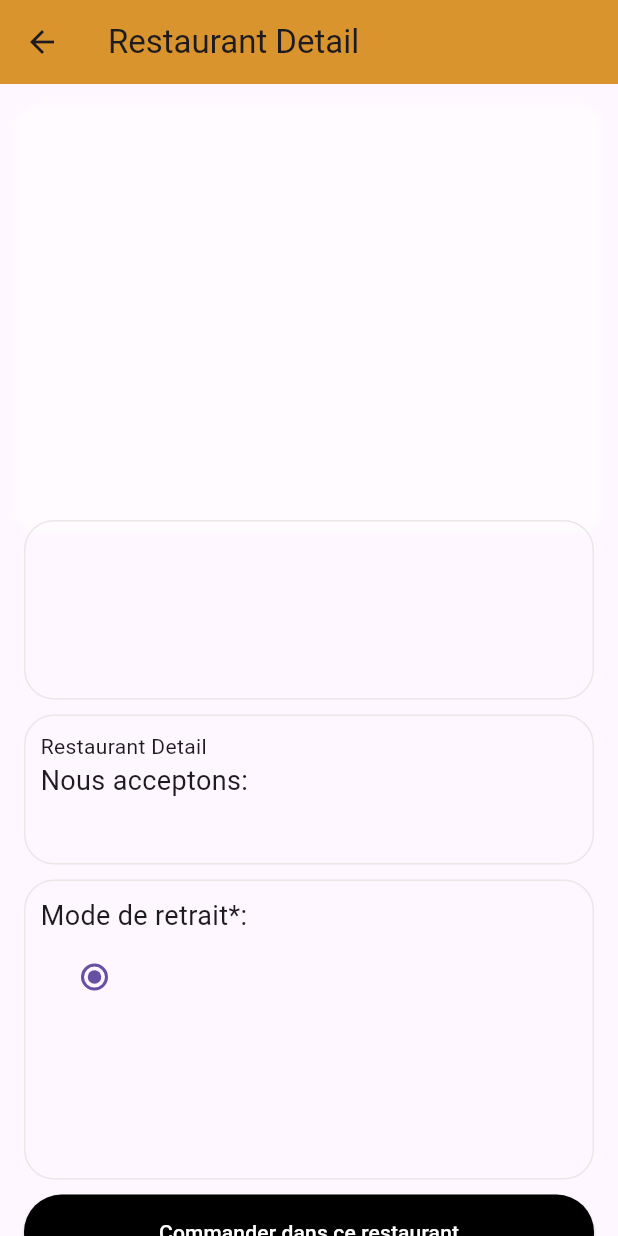
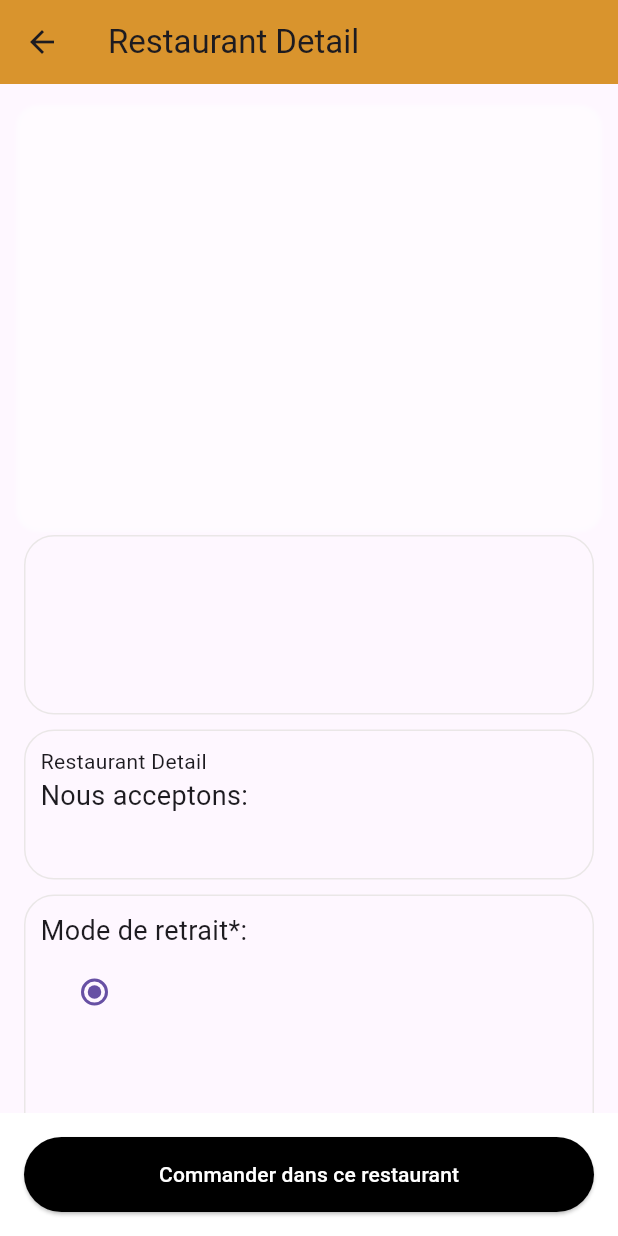
Before and after one commit to Dalel1akremi/flutterProject, a Flutter app: the RestaurantDetail screen opened directly, on a phone screen of 412 x 824 dp. Run offline on Flutter 3.47's test engine with Material 3 defaults, Android fonts, the phone set to English and light mode, and no system bars; our stand-ins replace firebase_auth, firebase_core, google_sign_in, shared_preferences; missing offline and left inert: bcrypt; accounts and stored records are empty.

Commit message:
Update RestaurantDetail page with new UI and functionality

```diff
--- a/FLUTTER/lib/pages/aboutRestaurant/RestaurantDetail.dart
+++ b/FLUTTER/lib/pages/aboutRestaurant/RestaurantDetail.dart
@@ -133,17 +133,16 @@ class _RestaurantDetailState extends State<RestaurantDetail> {
     backgroundColor: const Color.fromARGB(222, 212, 133, 14),
     title: Text(restaurantName ?? 'Restaurant Detail'),
   ),
-      body: SingleChildScrollView(
-        child: Padding(
+  body: Center(
+    child: SingleChildScrollView(
+      child: Container(
         padding: const EdgeInsets.all(16.0),
-
         child: Column(
           crossAxisAlignment: CrossAxisAlignment.start,
           children: [
             Center(
               child: SizedBox(
                 height: MediaQuery.of(context).size.height / 3,
-    width: 2000,
                 child: Container(
                   width: double.infinity,
                   decoration: BoxDecoration(
@@ -164,10 +163,9 @@ class _RestaurantDetailState extends State<RestaurantDetail> {
                         : null,
                   ),
                 ),
-
               ),
             ),
-
+            const SizedBox(height: 10),
             Container(
               decoration: BoxDecoration(
                 border: Border.all(color: const Color.fromARGB(255, 234, 231, 231)),
@@ -178,7 +176,6 @@ class _RestaurantDetailState extends State<RestaurantDetail> {
                   SizedBox(
                     height: MediaQuery.of(context).size.height / 7,
                     width: MediaQuery.of(context).size.height / 7,
-
                     child: ClipRRect(
                       borderRadius: BorderRadius.circular(MediaQuery.of(context).size.height / 14),
                       child: restaurantLogo != null
@@ -193,7 +190,6 @@ class _RestaurantDetailState extends State<RestaurantDetail> {
                 ],
               ),
             ),
-
             const SizedBox(height: 10),
             Container(
               width: 1500,
@@ -206,7 +202,6 @@ class _RestaurantDetailState extends State<RestaurantDetail> {
               child: Column(
                 crossAxisAlignment: CrossAxisAlignment.start,
                 children: [
-
                   Text(restaurantAdress ?? 'Restaurant Detail'),
                   const Text(
                     'Nous acceptons:',
@@ -215,7 +210,6 @@ class _RestaurantDetailState extends State<RestaurantDetail> {
                 ],
               ),
             ),
-
             const SizedBox(height: 10),
             Container(
               width: 1500,
@@ -253,7 +247,16 @@ class _RestaurantDetailState extends State<RestaurantDetail> {
               ),
             ),
             const SizedBox(height: 10),
-              ElevatedButton(
+          ],
+        ),
+      ),
+    ),
+  ),
+  bottomNavigationBar: Container(
+    color: Colors.white,
+    child: Padding(
+      padding: const EdgeInsets.all(16.0),
+      child: ElevatedButton(
         onPressed: () {
           if (selectedRetraitMode.isNotEmpty) {
             DateTime selectedDateTime = DateTime(
@@ -318,10 +321,9 @@ class _RestaurantDetailState extends State<RestaurantDetail> {
           style: TextStyle(color: Colors.white),
         ),
       ),
-            ],
-          ),
     ),
   ),
 );
+
   }
 }
```
Lines whose indentation alone changed are shown as unchanged.
